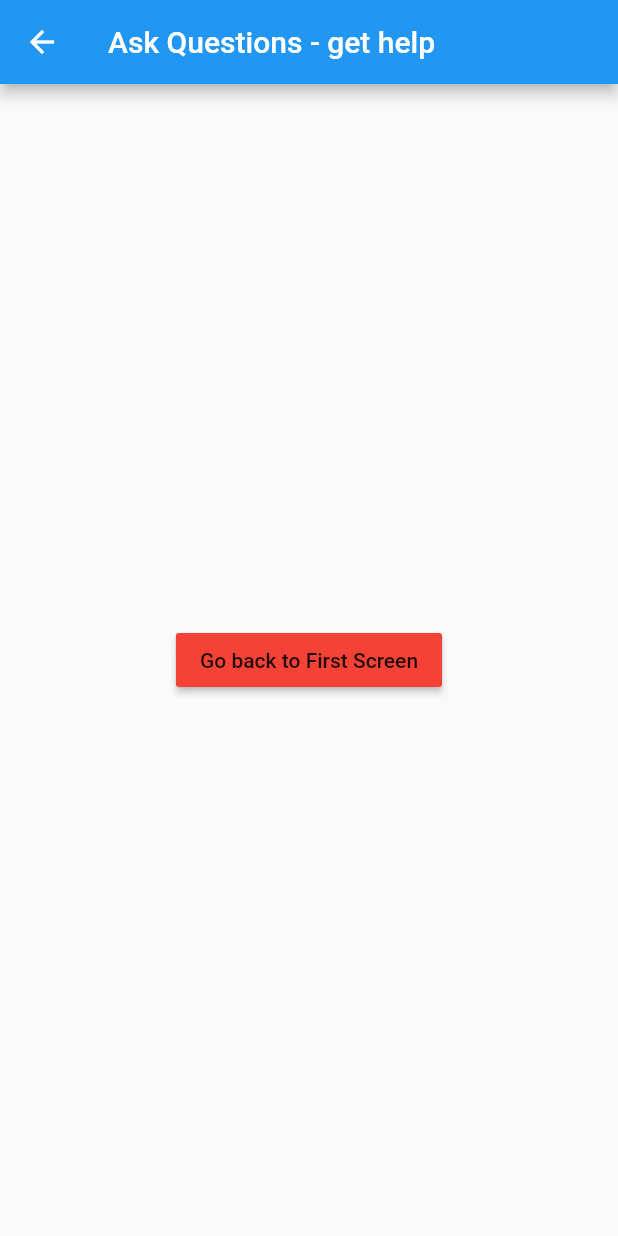
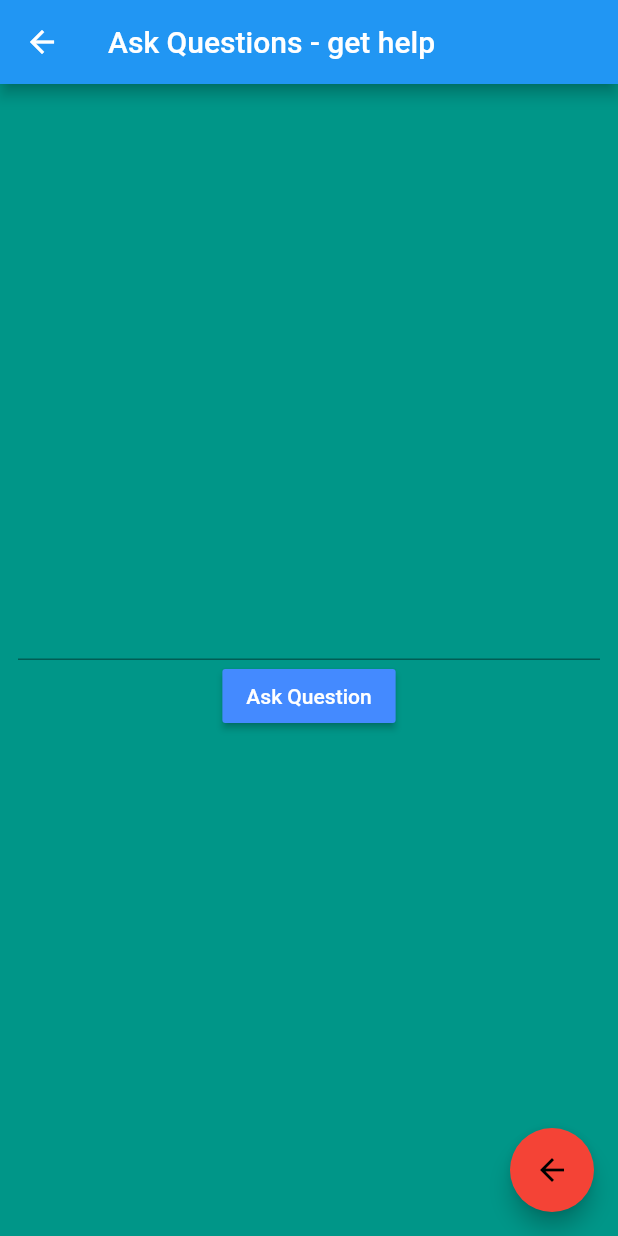
Before and after one commit to cabhilash/flutterhackroc19, a Flutter app: the SecondScreen screen opened directly, on a phone screen of 412 x 824 dp. Run offline on Flutter 3.47's test engine with Material 2 defaults, Android fonts, the phone set to English and light mode, and no system bars.

```diff
--- a/lib/main.dart
+++ b/lib/main.dart
@@ -96,30 +96,19 @@ class _MyHomePageState extends State<MyHomePage> {
       body: Center(
         child: Container(
           color: Colors.white,
-          child: Padding(
-            padding: const EdgeInsets.all(36.0),
-            child: Column(
+          child: Padding( padding: const EdgeInsets.all(36.0),
+          child: Column(
               crossAxisAlignment: CrossAxisAlignment.center,
               mainAxisAlignment: MainAxisAlignment.center,
               children: <Widget>[
-                SizedBox(
-                  height: 155.0,
-                  child: Image.asset(
-                    "assets/logo.png",
-                    fit: BoxFit.contain,
-                  ),
-                ),
+                SizedBox( height: 155.0, child: Image.asset("assets/logo.png",fit: BoxFit.contain,),),
                 SizedBox(height: 45.0),
                 emailField,
                 SizedBox(height: 25.0),
                 passwordField,
-                SizedBox(
-                  height: 35.0,
-                ),
+                SizedBox(height: 35.0,),
                 loginButon,
-                SizedBox(
-                  height: 15.0,
-                ),
+                SizedBox(height: 15.0,),
               ],
             ),
           ),
@@ -130,21 +119,43 @@ class _MyHomePageState extends State<MyHomePage> {
 }
 
 class SecondScreen extends StatelessWidget {
+  final TextEditingController controller = new TextEditingController();
+  void _showcontent() {
+
+  }
+
   @override
   Widget build(BuildContext context) {
+    void _goBack()
+    {
+      Navigator.pop(context);
+    }
     return Scaffold(
       appBar: AppBar(
         title: Text('Ask Questions - get help'),
       ),
       body: Center(
-        child: RaisedButton(
-          color: Colors.red,
-          child: Text('Go back to First Screen'),
-          onPressed: () {
-            //Use`Navigator` widget to pop oir go back to previous route / screen
-            Navigator.pop(context);
-          },
+        child: Container(color:Colors.teal ,
+        child: Padding( padding: const EdgeInsets.all(12.0),
+        child: Column(
+              crossAxisAlignment: CrossAxisAlignment.center,
+              mainAxisAlignment: MainAxisAlignment.center,
+              children: <Widget>[
+                new TextField( keyboardType: TextInputType.multiline, maxLines: null,),
+                new RaisedButton(onPressed: _showcontent, color: Colors.blueAccent,
+                        child: new Text('Ask Question', style: TextStyle(color: Colors.white)),
+              ),
+              ],
+
         ),
+        ),
+        ),
+      ),
+       floatingActionButton: FloatingActionButton(
+        child: Icon(Icons.arrow_back),
+        onPressed: _goBack,
+        backgroundColor: Colors.red,
+        foregroundColor: Colors.black,
       ),
     );
   }
```
